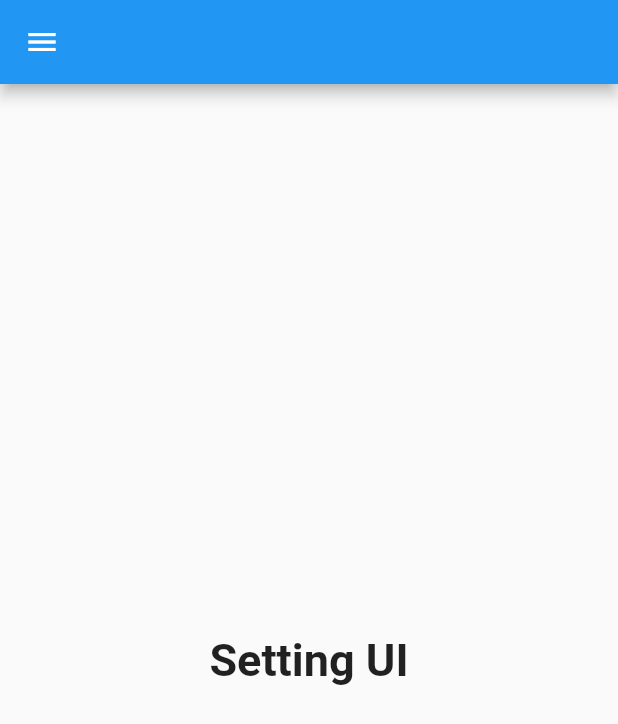
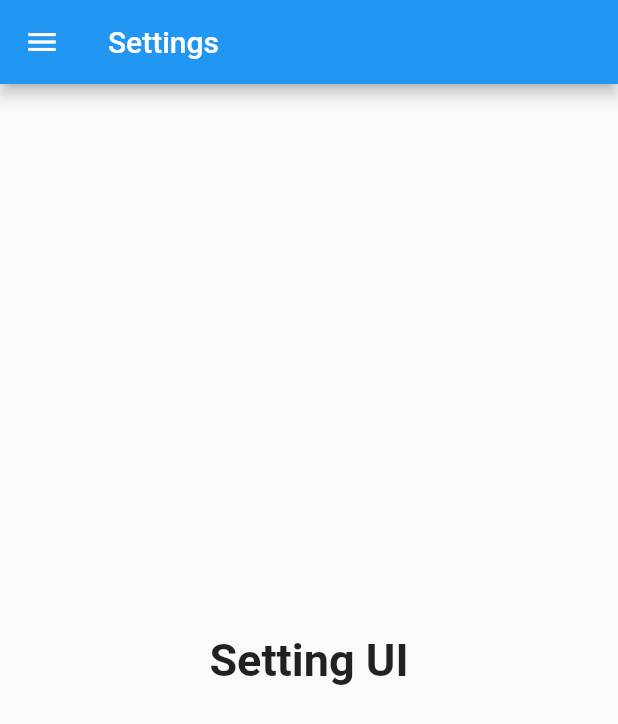
Before and after one commit to TaishiU/flutter-Settings-Page-UI, a Flutter app: the screen it shows after launch, on a phone screen of 412 x 824 dp. Shown: the top 724 px of the screen. Run offline on Flutter 3.47's test engine with Material 2 defaults, Android fonts, the light colour scheme and no system bars.

Commit message:
third commit

```diff
--- a/lib/main.dart
+++ b/lib/main.dart
@@ -23,7 +23,9 @@ class MyHomePage extends StatelessWidget {
   @override
   Widget build(BuildContext context) {
     return Scaffold(
-      appBar: AppBar(),
+      appBar: AppBar(
+        title: Text('Settings'),
+      ),
       body: Center(
         child: Text(
           'Setting UI',
```
Also changed, not shown: 1 other file.
